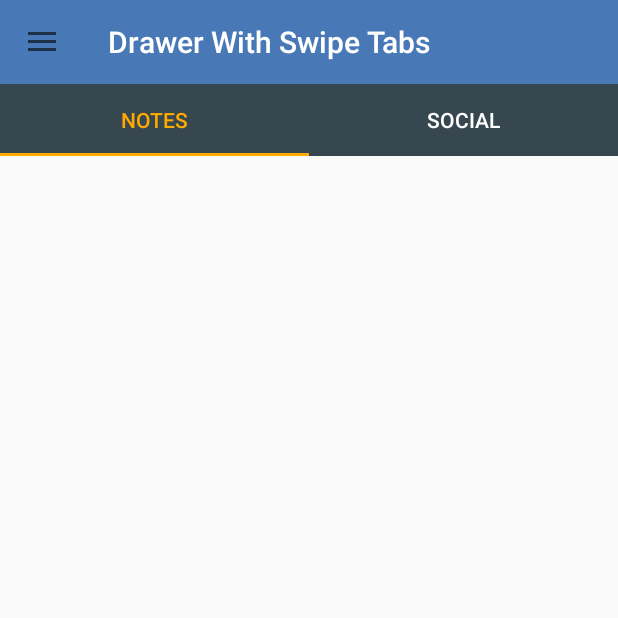
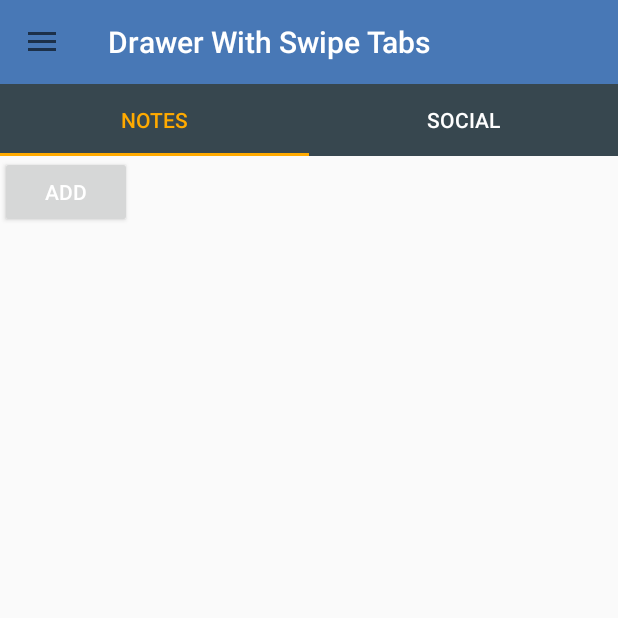
Before and after one commit to gitmaster3000/EasyNote, an Android app: the screen it shows after launch (MainActivity), on a phone screen of 412 x 824 dp, the top half of it. Run offline under Robolectric (Android 15) with nearby library versions, the phone set to English and light mode, and no system bars; libraries missing offline, so code that uses them is left out: android.support.v7.

Commit message:
changeDataset for notesadaprter

```diff
--- a/app/src/main/java/afk/easynote/MainActivity.java
+++ b/app/src/main/java/afk/easynote/MainActivity.java
@@ -31,7 +31,7 @@ public class MainActivity extends AppCompatActivity{
     List<String>  tags;
     DatabaseHandler mHandler;
     ArrayAdapter <String> mAdapter;
-
+   static List<Note>  NotesDataSet;
     @Override
     protected void onCreate(Bundle savedInstanceState) {
         super.onCreate(savedInstanceState);
@@ -43,7 +43,7 @@ public class MainActivity extends AppCompatActivity{
         mDrawerLayout = (DrawerLayout) findViewById(R.id.drawerLayout);
         mAdapter = new ArrayAdapter<String>(this, R.layout.list, tags);
 
-
+        NotesDataSet=mHandler.getAllNotes();
 
         mFragmentManager = getSupportFragmentManager();
         mFragmentTransaction = mFragmentManager.beginTransaction();
--- a/app/src/main/java/afk/easynote/Note.java
+++ b/app/src/main/java/afk/easynote/Note.java
@@ -9,7 +9,7 @@ import java.util.List;
 
 public class Note {
     public String text;
-    public int id;
+    public long id;
     public String title;
     public int type;
     public List<String> tags;
--- a/app/src/main/java/afk/easynote/NotesAdapter.java
+++ b/app/src/main/java/afk/easynote/NotesAdapter.java
@@ -1,9 +1,15 @@
 package afk.easynote;
 
+import android.app.Activity;
+import android.content.Context;
+import android.view.LayoutInflater;
 import android.view.View;
 import android.view.ViewGroup;
 import android.widget.BaseAdapter;
 import android.widget.GridView;
+import android.widget.TextView;
+
+import org.w3c.dom.Text;
 
 import java.util.List;
 
@@ -11,39 +17,61 @@ import java.util.List;
  * Created by The Abster on 11/23/2015.
  */
 public class NotesAdapter extends BaseAdapter {
-   static List<Note>  NotesDataSet;
+
     DatabaseHandler dbHandler;
+    MainActivity mainActivity;
     @Override
     public int getCount() {
-        return 0;
+
+
+        return mainActivity.NotesDataSet.size();
     }
 
     @Override
-    public Object getItem(int position) {
-        return null;
+    public Note getItem(int position) {
+
+
+        return mainActivity.NotesDataSet.get(position);
+
     }
 
     @Override
     public long getItemId(int position) {
-        return 0;
+        return position;
     }
 
     @Override
     public View getView(int position, View convertView, ViewGroup parent) {
-        //infalter etc
-        return null;
+        //arg2 is the view group
+        if (convertView == null) {
+            LayoutInflater inflater = (LayoutInflater)mainActivity.getSystemService(Context.LAYOUT_INFLATER_SERVICE);
+            convertView = inflater.inflate(R.layout.list, parent, false);
+        }
+
+
+
+           TextView textView = (TextView)convertView.findViewById(R.id.noteView);
+
+            textView.setText(mainActivity.NotesDataSet.get(position).title);
+
+
+
+
+
+        return convertView;
     }
-    public NotesAdapter(DatabaseHandler dbParam){
+    public NotesAdapter(DatabaseHandler dbParam, Activity activity){
         super();
         dbHandler=dbParam;
-        NotesDataSet=dbHandler.getAllNotes();
+        mainActivity=(MainActivity)activity;
 
     }
 
     public void changeDataset(String Tag){
-        NotesDataSet=dbHandler.getAllNotesByTag(Tag);
+        mainActivity.NotesDataSet=dbHandler.getAllNotesByTag(Tag);
         notifyDataSetChanged();
 
     }
 
+
 }
--- a/app/src/main/java/afk/easynote/NotesFragment.java
+++ b/app/src/main/java/afk/easynote/NotesFragment.java
@@ -1,5 +1,6 @@
 package afk.easynote;
 
+import android.content.Intent;
 import android.os.Bundle;
 import android.support.annotation.Nullable;
 import android.support.v4.app.Fragment;
@@ -7,21 +8,32 @@ import android.view.LayoutInflater;
 import android.view.View;
 import android.view.ViewGroup;
 import android.widget.ArrayAdapter;
+import android.widget.Button;
 import android.widget.GridView;
 
 public class NotesFragment extends Fragment {
     View FragmentView;
-NotesAdapter notesAdapter;
+    MainActivity act;
+    NotesAdapter notesAdapter;
     @Nullable
     @Override
     public View onCreateView(LayoutInflater inflater, ViewGroup container, Bundle savedInstanceState) {
 
         FragmentView = inflater.inflate(R.layout.notes_layout, null);
-        MainActivity act = (MainActivity)getActivity();
-        notesAdapter = new NotesAdapter(act.mHandler);
+         act = (MainActivity)getActivity();
+        notesAdapter = new NotesAdapter(act.mHandler,act);
 
         GridView gv = (GridView) FragmentView.findViewById(R.id.NotesGrid);
         gv.setAdapter(notesAdapter);
+
+        Button button = (Button)FragmentView.findViewById(R.id.noteAdd);
+        button.setOnClickListener(new View.OnClickListener() {
+            @Override
+            public void onClick(View v) {
+
+                addNote();
+            }
+        });
         return FragmentView;
     }
 
@@ -29,12 +41,22 @@ NotesAdapter notesAdapter;
     public void onCreate(@Nullable Bundle savedInstanceState) {
         super.onCreate(savedInstanceState);
 
+
     }
 
     @Override
     public void onResume() {
+        notesAdapter.notifyDataSetChanged();
         super.onResume();
-        notesAdapter.notifyDataSetChanged();
+
 
 }
+
+    public void addNote(){
+        Intent intent = new Intent(act,addNote.class);
+        startActivity(intent);
+
+
+
+    }
 }
--- a/app/src/main/res/layout/list.xml
+++ b/app/src/main/res/layout/list.xml
@@ -1,12 +1,13 @@
 <?xml version="1.0" encoding="utf-8"?>
 
 <TextView xmlns:android="http://schemas.android.com/apk/res/android"
-    android:id="@android:id/text1"
+
+    android:id="@+id/noteView"
     android:layout_width="match_parent"
     android:layout_height="wrap_content"
     android:textAppearance="?android:attr/textAppearanceListItemSmall"
     android:gravity="center_vertical"
     android:elevation="20dp"
-    android:textColor="@color/whit"
+    android:textColor="@color/black"
     android:longClickable="true"
     android:minHeight="?android:attr/listPreferredItemHeightSmall" />
--- a/app/src/main/res/layout/notes_layout.xml
+++ b/app/src/main/res/layout/notes_layout.xml
@@ -3,7 +3,15 @@
     android:orientation="vertical" android:layout_width="match_parent"
     android:layout_height="match_parent">
 
-   <GridView
+    <Button
+        android:layout_width="wrap_content"
+        android:layout_height="wrap_content"
+        android:text="Add"
+        android:id="@+id/noteAdd"
+
+        />
+
+    <GridView
        android:layout_width="fill_parent"
        android:layout_height="fill_parent"
        android:id="@+id/NotesGrid"
@@ -14,7 +22,7 @@
        android:stretchMode="columnWidth"
        android:gravity="center"
 
-       >
+        android:layout_below="@+id/noteAdd">
 
    </GridView>
 
--- /dev/null
+++ b/app/src/main/res/menu/menu_add_note.xml
@@ -0,0 +1,6 @@
+<menu xmlns:android="http://schemas.android.com/apk/res/android"
+    xmlns:app="http://schemas.android.com/apk/res-auto"
+    xmlns:tools="http://schemas.android.com/tools" tools:context="afk.easynote.addNote">
+    <item android:id="@+id/action_settings" android:title="@string/action_settings"
+        android:orderInCategory="100" app:showAsAction="never" />
+</menu>
--- /dev/null
+++ b/app/src/main/res/values-w820dp/dimens.xml
@@ -0,0 +1,6 @@
+<resources>
+    <!-- Example customization of dimensions originally defined in res/values/dimens.xml
+         (such as screen margins) for screens with more than 820dp of available width. This
+         would include 7" and 10" devices in landscape (~960dp and ~1280dp respectively). -->
+    <dimen name="activity_horizontal_margin">64dp</dimen>
+</resources>
--- /dev/null
+++ b/app/src/main/res/values/dimens.xml
@@ -0,0 +1,5 @@
+<resources>
+    <!-- Default screen margins, per the Android Design guidelines. -->
+    <dimen name="activity_horizontal_margin">16dp</dimen>
+    <dimen name="activity_vertical_margin">16dp</dimen>
+</resources>
--- a/app/src/main/res/values/strings.xml
+++ b/app/src/main/res/values/strings.xml
@@ -6,4 +6,5 @@
 
 <!-- TODO: Remove or change this placeholder text -->
     <string name="hello_blank_fragment">Hello blank fragment</string>
+    <string name="title_activity_add_note">addNote</string>
 </resources>
```
Also changed, not shown: app/src/main/AndroidManifest.xml (+8 -0 lines), app/src/main/java/afk/easynote/addNote.java (added, +56 -0 lines), app/src/main/res/layout/activity_add_note.xml (added, +21 -0 lines).
